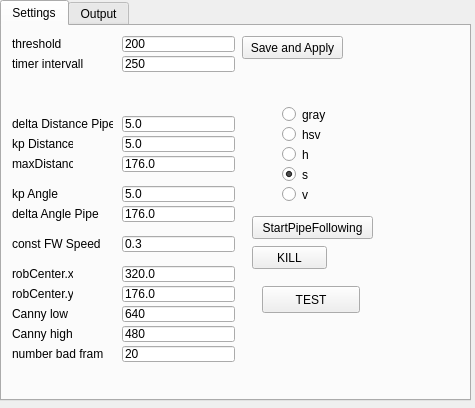
Old version of the form Hanse/Behaviour_PipeFollowing/pipefollowingform.ui in the repository iti-luebeck/HANSE2011.
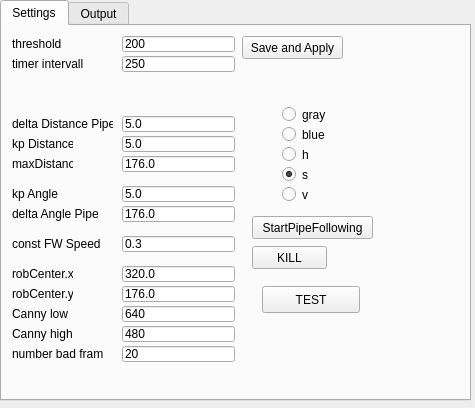
New version of the form. The open tabs and pages were chosen to show the change.

Diff of the .ui file:
```diff
--- a/Hanse/Behaviour_PipeFollowing/pipefollowingform.ui
+++ b/Hanse/Behaviour_PipeFollowing/pipefollowingform.ui
@@ -403,7 +403,7 @@
       </rect>
      </property>
      <property name="text">
-      <string>hsv</string>
+      <string>blue</string>
      </property>
     </widget>
     <widget class="QRadioButton" name="hRadioButton">
```
Left out of the diff: 2 changed lines with no effect on the pictures.
